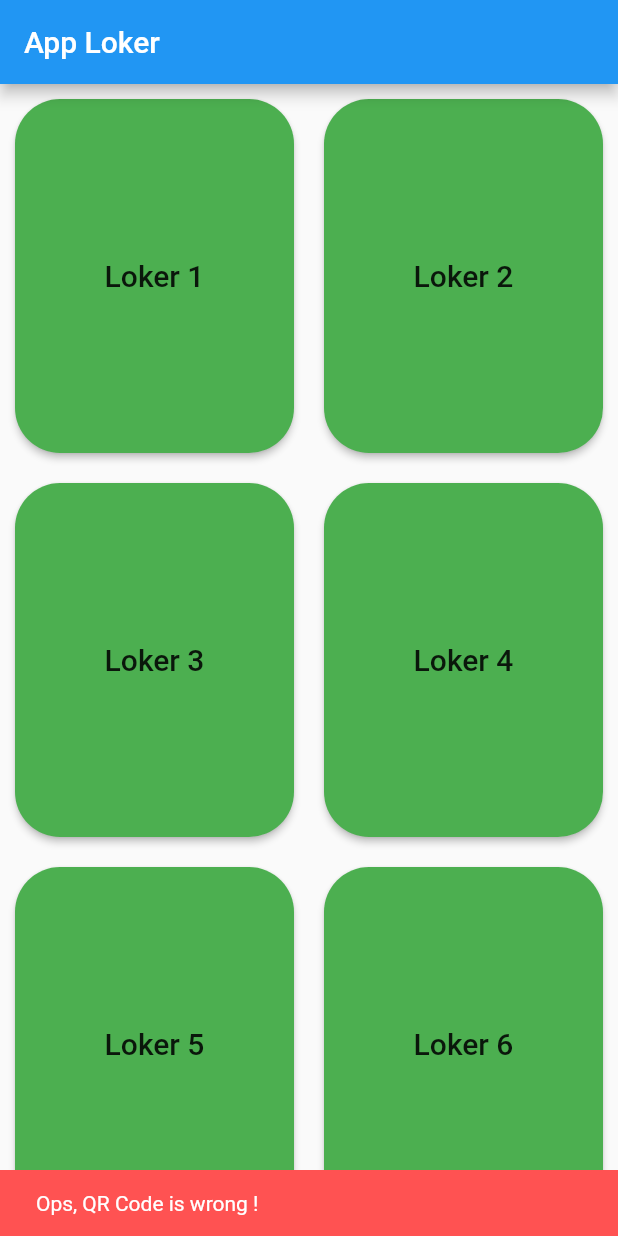
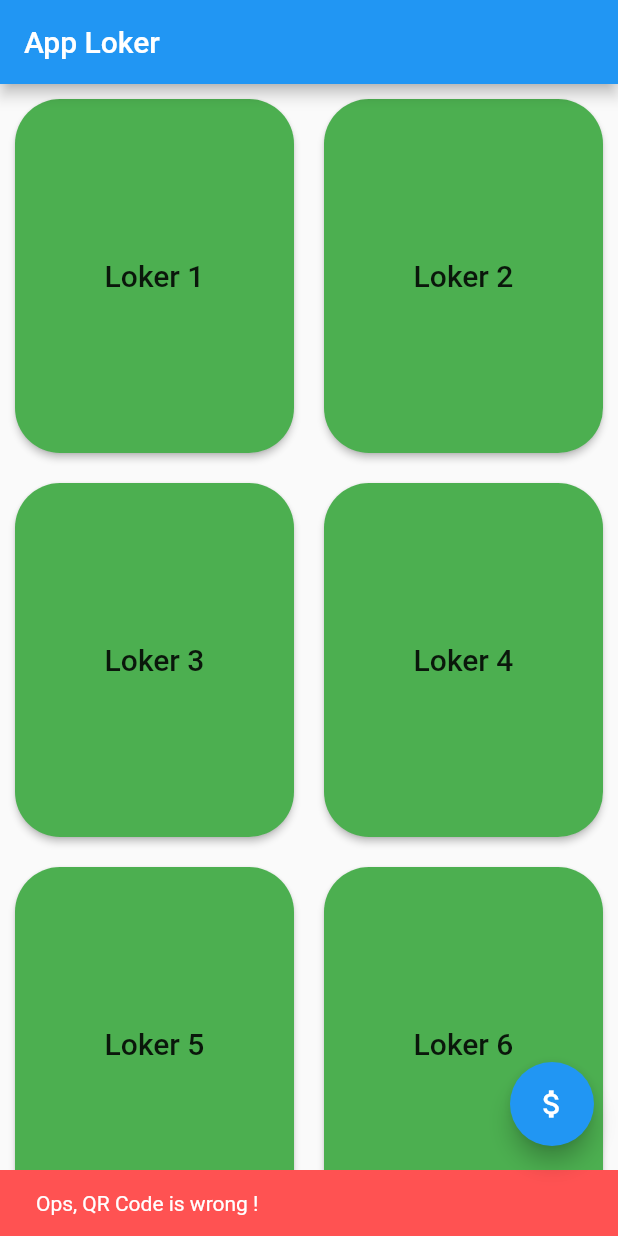
Before and after one commit to dickymahfudin/app_loker, a Flutter app: the screen it shows after launch, after a tap on "Loker 1", on a phone screen of 412 x 824 dp. Run offline on Flutter 3.47's test engine with Material 2 defaults, Android fonts, the phone set to English and light mode, and no system bars; missing offline and left inert: flutter_barcode_scanner; network calls fail.

Commit message:
fix project

```diff
--- a/lib/main.dart
+++ b/lib/main.dart
@@ -1,5 +1,6 @@
 import 'dart:convert';
 import 'dart:async';
+import 'dart:io';
 
 import 'package:flutter/material.dart';
 import 'package:flutter_barcode_scanner/flutter_barcode_scanner.dart';
@@ -35,8 +36,10 @@ class MyHomePage extends StatefulWidget {
 
 class _MyHomePageState extends State<MyHomePage> {
   String _counter, _value = "";
-  String _baseurl = "http://188.166.206.43/YtQcUqOEdp7iWbpOm1fov2TQHCI2vnnd";
+  String _baseurl =
+      "http://119.18.158.238:3579/mk-fD9isJvxYWT_Sm2JJWHB9rbU8CNhC";
   String contex;
+  String statusBayar;
   bool status = false;
   bool status1 = false;
   bool status2 = false;
@@ -45,10 +48,17 @@ class _MyHomePageState extends State<MyHomePage> {
   bool status5 = false;
   bool status6 = false;
   bool temp1 = false;
+  bool bayar = false;
+  bool bayar1 = false;
+  bool bayar2 = false;
+  bool bayar3 = false;
+  bool bayar4 = false;
+  bool bayar5 = false;
+  bool bayar6 = false;
 
   void initState() {
     super.initState();
-    Timer.periodic(Duration(microseconds: 500), (Timer t) {
+    Timer.periodic(Duration(seconds: 1), (Timer t) {
       getData();
       setState(() {});
     });
@@ -57,40 +67,107 @@ class _MyHomePageState extends State<MyHomePage> {
   Future _incrementCounter() async {
     _counter = await FlutterBarcodeScanner.scanBarcode(
         "#004297", "Cencel", true, ScanMode.DEFAULT);
-    if (_counter == "yuhu") {
+    if (_counter == "yuhu" && !temp1) {
       if (_value != "") {
-        updateData(_value);
-        if (_value == "Loker 1" && status1) {
-          contex = _value + " Closed => RP.6000";
+        statusBayar = _value;
+        if (_value == "Loker 1" && status1 && bayar1) {
+          updateData(_value);
+          contex = _value + " Closed";
           status = true;
-        } else if (_value == "Loker 2" && status2) {
-          contex = _value + " Closed => RP.6000";
+          bayar1 = false;
+          // updateBayar("0");
+        } else if (_value == "Loker 1" && status1 && !bayar1) {
+          contex = _value + " Rp 6000 Pembayaran Melalui kasir !";
+          status = false;
+        } else if (_value == "Loker 2" && status2 && bayar2) {
+          updateData(_value);
+          contex = _value + " Closed";
           status = true;
-        } else if (_value == "Loker 3" && status3) {
-          contex = _value + " Closed => RP.6000";
+          bayar2 = false;
+          // updateBayar("0");
+        } else if (_value == "Loker 2" && status2 && !bayar2) {
+          contex = _value + " Rp 6000 Pembayaran Melalui kasir !";
+          status = false;
+        } else if (_value == "Loker 3" && status3 && bayar3) {
+          updateData(_value);
+          contex = _value + " Closed";
           status = true;
-        } else if (_value == "Loker 4" && status4) {
-          contex = _value + " Closed => RP.6000";
+          bayar3 = false;
+          // updateBayar("0");
+        } else if (_value == "Loker 3" && status3 && !bayar3) {
+          contex = _value + " Rp 6000 Pembayaran Melalui kasir !";
+          status = false;
+        } else if (_value == "Loker 4" && status4 && bayar4) {
+          updateData(_value);
+          contex = _value + " Closed";
           status = true;
-        } else if (_value == "Loker 5" && status5) {
-          contex = _value + " Closed => RP.6000";
+          bayar4 = false;
+          // updateBayar("0");
+        } else if (_value == "Loker 4" && status4 && !bayar4) {
+          contex = _value + " Rp 6000 Pembayaran Melalui kasir !";
+          status = false;
+        } else if (_value == "Loker 5" && status5 && bayar5) {
+          updateData(_value);
+          contex = _value + " Closed";
           status = true;
-        } else if (_value == "Loker 6" && status6) {
-          contex = _value + " Closed => RP.6000";
+          bayar5 = false;
+          // updateBayar("0");
+        } else if (_value == "Loker 5" && status5 && !bayar5) {
+          contex = _value + " Rp 6000 Pembayaran Melalui kasir !";
+          status = false;
+        } else if (_value == "Loker 6" && status6 && bayar6) {
+          updateData(_value);
+          contex = _value + " Closed";
           status = true;
+          bayar6 = false;
+          // updateBayar("0");
+        } else if (_value == "Loker 6" && status6 && !bayar6) {
+          contex = _value + " Rp 6000 Pembayaran Melalui kasir !";
+          status = false;
         } else {
+          updateData(_value);
           contex = _value + " Open";
           status = true;
         }
+      }
+    } else if (_counter == "bayar" && temp1) {
+      if (statusBayar == "Loker 1") {
+        contex = "Pembayaran " + statusBayar + " Berhasil !";
+        status = true;
+        bayar1 = true;
+      } else if (statusBayar == "Loker 2") {
+        contex = "Pembayaran " + statusBayar + " Berhasil !";
+        status = true;
+        bayar2 = true;
+      } else if (statusBayar == "Loker 3") {
+        contex = "Pembayaran " + statusBayar + " Berhasil !";
+        status = true;
+        bayar3 = true;
+      } else if (statusBayar == "Loker 4") {
+        contex = "Pembayaran " + statusBayar + " Berhasil !";
+        status = true;
+        bayar4 = true;
+      } else if (statusBayar == "Loker 5") {
+        contex = "Pembayaran " + statusBayar + " Berhasil !";
+        status = true;
+        bayar5 = true;
+      } else if (statusBayar == "Loker 6") {
+        contex = "Pembayaran " + statusBayar + " Berhasil !";
+        status = true;
+        bayar6 = true;
       } else {
-        contex = "Please Select Loker !";
+        contex = "Untuk Pembayaran, Silahkan Lihat Harga Pada Loker";
         status = false;
       }
+      statusBayar = "";
     } else {
       status = false;
       contex = "Ops, QR Code is wrong !";
+      statusBayar = "";
     }
+    temp1 = false;
     _value = "";
+    print(temp1);
 
     setState(() {
       _displaySnackBar(context);
@@ -101,12 +178,18 @@ class _MyHomePageState extends State<MyHomePage> {
     final snackBar = SnackBar(
       content: Text(contex),
       backgroundColor: (status) ? Colors.blue : Colors.redAccent,
-      duration: Duration(seconds: 5),
+      duration: Duration(seconds: 10),
     );
     _scaffoldKey.currentState.showSnackBar(snackBar);
   }
 
   void updateData(String pin) async {
+    if (_value != "") {
+      String apiURL = _baseurl + '/update/V7?value=' + pin;
+      var apiResult = await http.get(apiURL);
+      print('Response status: ${apiResult.statusCode}');
+    }
+    sleep(const Duration(seconds: 1));
     if (_value != "") {
       String apiURL = _baseurl + '/update/V7?value=' + pin;
       var apiResult = await http.get(apiURL);
@@ -120,6 +203,13 @@ class _MyHomePageState extends State<MyHomePage> {
     var temp = json.decode(apiResult.body);
     for (var data in temp["widgets"]) {
       parsingData(data["pin"], data["value"]);
+      if (data["label"] == "bayar") {
+        if (data["value"] == "1") {
+          bayar = true;
+        } else {
+          bayar = false;
+        }
+      }
     }
   }
 
@@ -337,11 +427,14 @@ class _MyHomePageState extends State<MyHomePage> {
           ],
         ),
       ),
-      // floatingActionButton: FloatingActionButton(
-      //   onPressed: _incrementCounter,
-      //   tooltip: 'Increment',
-      //   child: Icon(Icons.settings_overscan),
-      // ), // This trailing comma makes auto-formatting nicer for build methods.
+      floatingActionButton: FloatingActionButton(
+        onPressed: () {
+          temp1 = true;
+          _incrementCounter();
+        },
+        tooltip: 'Increment',
+        child: Icon(Icons.attach_money),
+      ), // This trailing comma makes auto-formatting nicer for build methods.
     );
   }
 }
```
